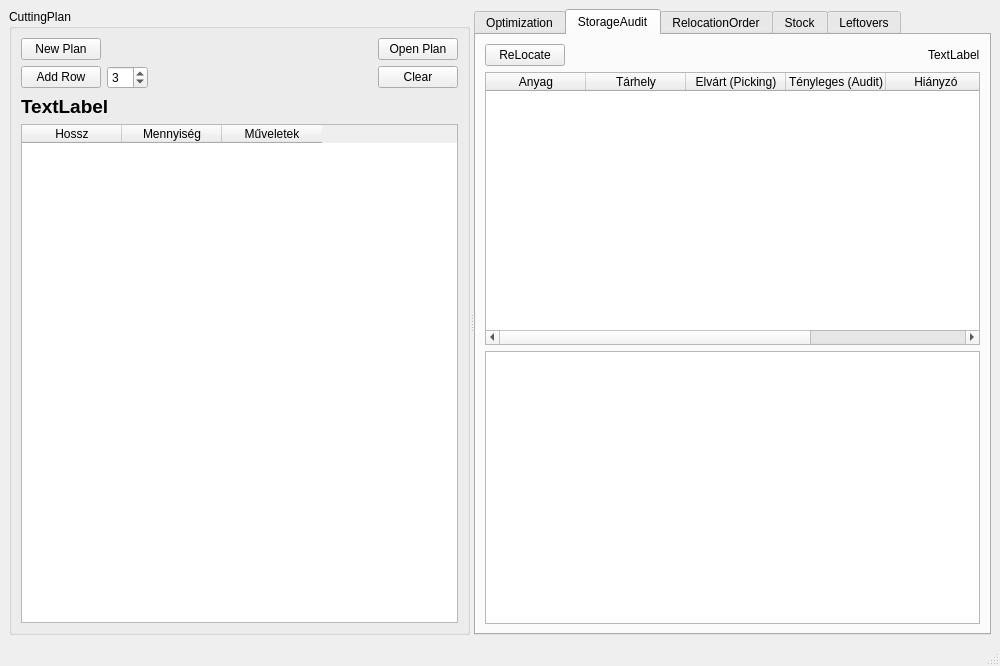
Above: view/MainWindow.ui from horvathzoltan/cutplannerpro before the change. Below: the same form after it.
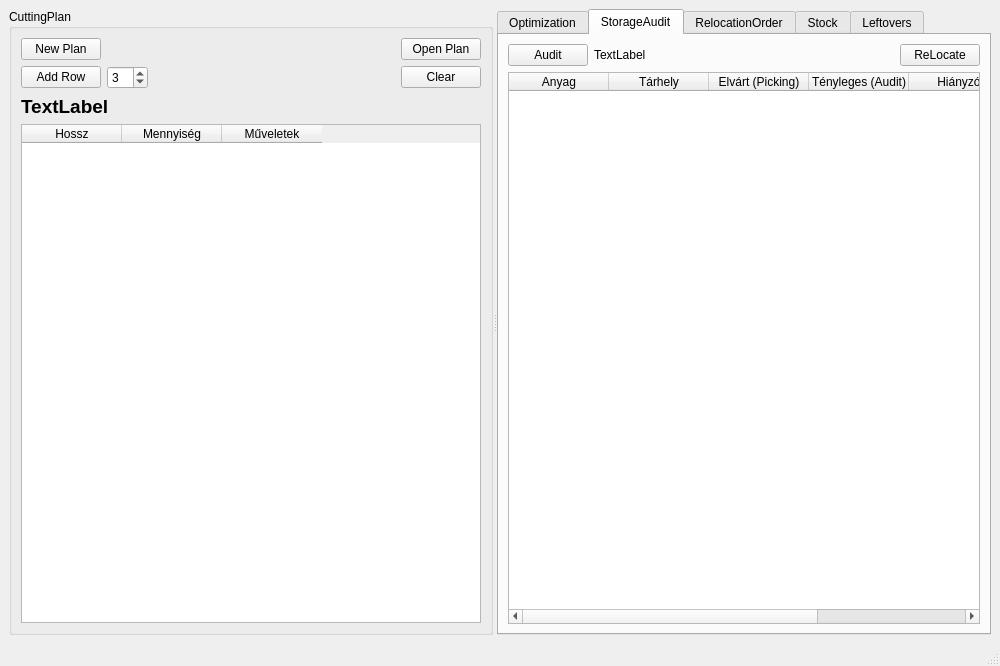
That is the form after the change.

Diff of the .ui file:
```diff
--- a/view/MainWindow.ui
+++ b/view/MainWindow.ui
@@ -203,13 +203,6 @@
              </property>
             </widget>
            </item>
-           <item>
-            <widget class="QPushButton" name="btn_StorageAudit">
-             <property name="text">
-              <string>StorageAudit</string>
-             </property>
-            </widget>
-           </item>
            <item>
             <spacer name="horizontalSpacer_2">
              <property name="orientation">
@@ -280,25 +273,12 @@
          <item>
           <layout class="QHBoxLayout" name="horizontalLayout_7">
            <item>
-            <widget class="QPushButton" name="btn_Relocate">
+            <widget class="QPushButton" name="btn_StorageAudit">
              <property name="text">
-              <string>ReLocate</string>
+              <string>Audit</string>
              </property>
             </widget>
            </item>
-           <item>
-            <spacer name="horizontalSpacer_7">
-             <property name="orientation">
-              <enum>Qt::Orientation::Horizontal</enum>
-             </property>
-             <property name="sizeHint" stdset="0">
-              <size>
-               <width>40</width>
-               <height>20</height>
-              </size>
-             </property>
-            </spacer>
-           </item>
            <item>
             <widget class="QLabel" name="lblAuditStatus">
              <property name="text">
@@ -306,6 +286,26 @@
              </property>
             </widget>
            </item>
+           <item>
+            <spacer name="horizontalSpacer_7">
+             <property name="orientation">
+              <enum>Qt::Orientation::Horizontal</enum>
+             </property>
+             <property name="sizeHint" stdset="0">
+              <size>
+               <width>40</width>
+               <height>20</height>
+              </size>
+             </property>
+            </spacer>
+           </item>
+           <item>
+            <widget class="QPushButton" name="btn_Relocate">
+             <property name="text">
+              <string>ReLocate</string>
+             </property>
+            </widget>
+           </item>
           </layout>
          </item>
          <item>
@@ -342,22 +342,17 @@
            </column>
           </widget>
          </item>
-         <item>
-          <widget class="QPlainTextEdit" name="relocateQuickList">
-           <property name="lineWrapMode">
-            <enum>QPlainTextEdit::LineWrapMode::NoWrap</enum>
-           </property>
-           <property name="readOnly">
-            <bool>true</bool>
-           </property>
-          </widget>
-         </item>
         </layout>
        </widget>
        <widget class="QWidget" name="tab">
         <attribute name="title">
          <string>RelocationOrder</string>
         </attribute>
+        <layout class="QVBoxLayout" name="verticalLayout_2">
+         <item>
+          <widget class="QPlainTextEdit" name="relocateQuickList"/>
+         </item>
+        </layout>
        </widget>
        <widget class="QWidget" name="tab_3">
         <attribute name="title">
```
